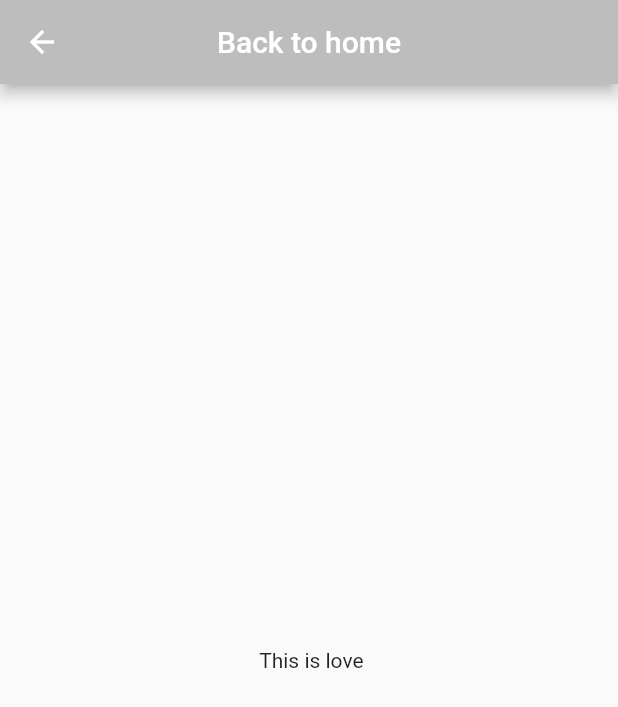
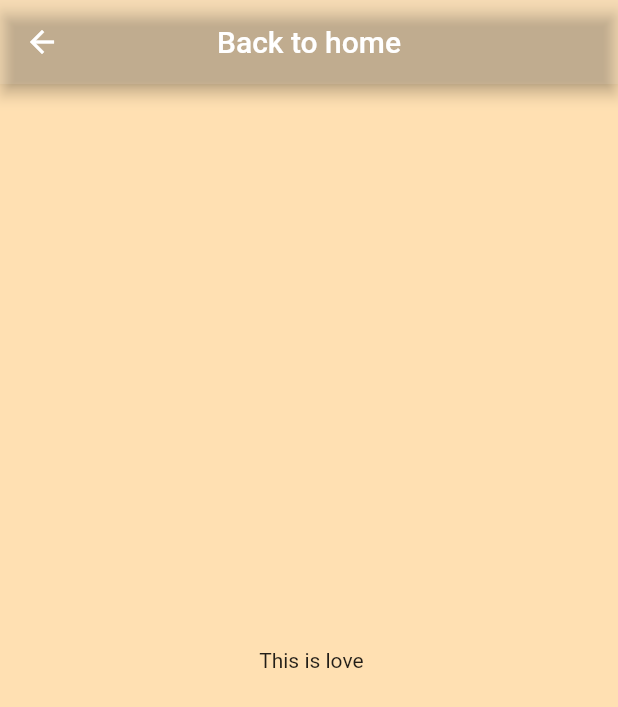
Before and after one commit to proffatai/WorldTimeApp, a Flutter app: the screen it shows after launch, after a tap on "Change location", on a phone screen of 412 x 824 dp. Shown: the top 707 px of the screen. Run offline on Flutter 3.47's test engine with Material 2 defaults, Android fonts, the phone set to English and light mode, and no system bars.

Commit message:
loading page improved with some practice codes

```diff
--- a/lib/Pages/choose_location.dart
+++ b/lib/Pages/choose_location.dart
@@ -8,13 +8,44 @@ class ChooseLocation extends StatefulWidget {
 }
 
 class _ChooseLocationState extends State<ChooseLocation> {
+  //Testing async ()
+  void getData() {
+    Future.delayed(Duration(seconds: 3), () {
+      print("Hello world");
+    });
+    print("I ran b4 the delayed ()!!!");
+  }
+
+// asynchronous getData: Now we have to wait till the delayed() completes
+//before moving to the next line to print the print("I ran after the delayed ()!!!")
+  void getData2() async {
+    await Future.delayed(Duration(seconds: 3), () {
+      print("Gimme food");
+    });
+    print("I ran after the delayed ()!!!");
+  }
+
+  @override
+  void initState() // this () is called immediately the widget is created
+  {
+    super.initState();
+    // all these 3 () will be called as arranged but those () that have
+    //awaits will be waiting while others continue
+    // But print() will be called first because others contain some delayed()
+    getData(); // calling the getData()
+    getData2();
+    print(
+        "init State is here"); // This will run first while others do their thing
+  }
+
   @override
   Widget build(BuildContext context) {
     return Scaffold(
+        backgroundColor: Colors.orange[100],
         appBar: AppBar(
           title: Text("Back to home"),
           centerTitle: true,
-          backgroundColor: Colors.grey[400],
+          backgroundColor: Colors.white10,
         ),
         body: Center(child: Text(" This is love")));
   }
--- a/lib/Pages/home.dart
+++ b/lib/Pages/home.dart
@@ -11,6 +11,7 @@ class _HomeState extends State<Home> {
   @override
   Widget build(BuildContext context) {
     return Scaffold(
+      backgroundColor: Colors.orange[100],
       body: SafeArea(
           child: TextButton.icon(
         onPressed: () {
@@ -18,8 +19,9 @@ class _HomeState extends State<Home> {
         },
         icon: Icon(
           Icons.edit_location,
+          color: Colors.black,
         ),
-        label: Text("Change location"),
+        label: Text("Change location", style: TextStyle(color: Colors.red)),
       )),
     );
   }
```
Also changed, not shown: lib/Pages/loading.dart (+3 -4 lines).
